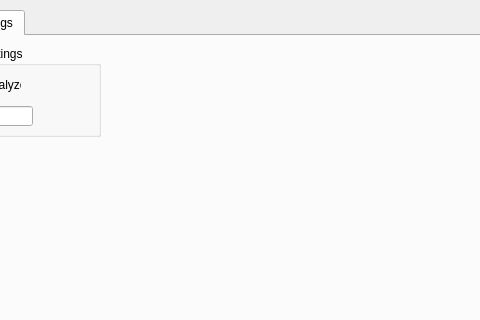
The window that gui/TrainTextureClassifierForm.ui (asmith9455/imageClassifier) describes before a commit, drawn with Qt 5; both pictures show x 172 to 652 and y 0 to 320 of the 1007 by 581 pixel window.
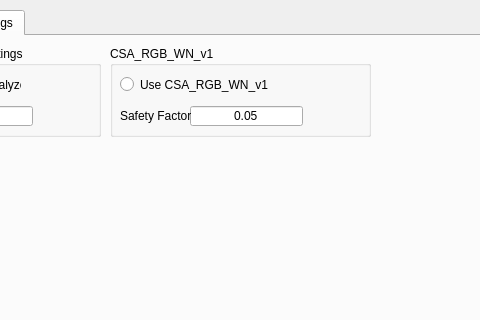
The same window after the commit. The open tabs and pages were chosen to show the change.

Diff of the .ui file:
```diff
--- a/gui/TrainTextureClassifierForm.ui
+++ b/gui/TrainTextureClassifierForm.ui
@@ -642,6 +642,67 @@
       </property>
      </widget>
     </widget>
+    <widget class="QGroupBox" name="groupBox_9">
+     <property name="geometry">
+      <rect>
+       <x>270</x>
+       <y>10</y>
+       <width>261</width>
+       <height>91</height>
+      </rect>
+     </property>
+     <property name="title">
+      <string>CSA_RGB_WN_v1</string>
+     </property>
+     <widget class="QRadioButton" name="radioButton_useCSA_RGB_WN_v1">
+      <property name="geometry">
+       <rect>
+        <x>10</x>
+        <y>30</y>
+        <width>171</width>
+        <height>17</height>
+       </rect>
+      </property>
+      <property name="text">
+       <string>Use CSA_RGB_WN_v1</string>
+      </property>
+      <property name="checked">
+       <bool>false</bool>
+      </property>
+      <attribute name="buttonGroup">
+       <string notr="true">buttonGroup</string>
+      </attribute>
+     </widget>
+     <widget class="QLineEdit" name="lineEdit_safetyFactor2">
+      <property name="geometry">
+       <rect>
+        <x>80</x>
+        <y>60</y>
+        <width>113</width>
+        <height>20</height>
+       </rect>
+      </property>
+      <property name="text">
+       <string>0.05</string>
+      </property>
+      <property name="alignment">
+       <set>Qt::AlignCenter</set>
+      </property>
+     </widget>
+     <widget class="QLabel" name="label_4">
+      <property name="geometry">
+       <rect>
+        <x>10</x>
+        <y>60</y>
+        <width>71</width>
+        <height>20</height>
+       </rect>
+      </property>
+      <property name="text">
+       <string>Safety Factor</string>
+      </property>
+     </widget>
+    </widget>
    </widget>
   </widget>
   <widget class="QDialogButtonBox" name="buttonBox">
```
Left out of the diff: 8 changed lines with no effect on the pictures.
